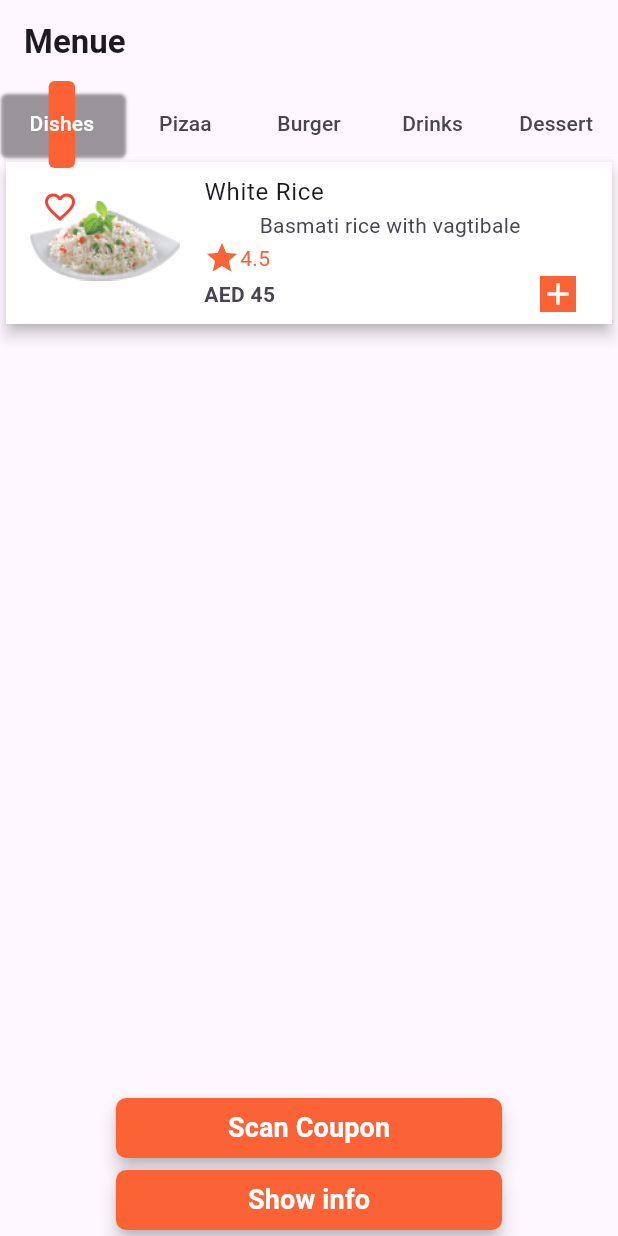
After one commit to Flutter-gg-1/Restaurant-Menu-app, a Flutter app: the screen it shows after launch, on a phone screen of 412 x 824 dp. The commit adds this screen. Run offline on Flutter 3.47's test engine with Material 3 defaults, Android fonts, the phone set to English and light mode, and no system bars.

Commit message:
add imgaes for the dishes

```diff
--- /dev/null
+++ b/lib/widget/burger.dart
@@ -0,0 +1,57 @@
+import 'package:flutter/material.dart';
+import 'package:flutter_application_1/const/color.dart';
+
+class Burger extends StatelessWidget {
+  const Burger({
+    super.key,
+  });
+
+  @override
+  Widget build(BuildContext context) {
+    return ListView(
+      children: [
+        Card(
+          elevation: 4,
+          color: Colors.white,
+          shape:
+              RoundedRectangleBorder(borderRadius: BorderRadius.circular(0.0)),
+          child: ListTile(
+            leading: SizedBox(
+              height: 100,
+              width: 100,
+              child: Badge(
+                  alignment: Alignment.topLeft,
+                  backgroundColor: const Color.fromARGB(0, 244, 67, 54),
+                  label: const Icon(color: Colors.red, Icons.favorite_border),
+                  child: Image.asset("assets/burger.png")),
+            ),
+            title: const Text("Cheese Burger"),
+            subtitle: Column(
+              children: [
+                const Text("Bacon Cheeseburger"),
+                Row(
+                  mainAxisAlignment: MainAxisAlignment.start,
+                  children: [
+                    Icon(color: orange, Icons.star),
+                    Text(style: TextStyle(color: orange), "5.0")
+                  ],
+                ),
+                Row(
+                  mainAxisAlignment: MainAxisAlignment.spaceBetween,
+                  children: [
+                    const Text(
+                        style: TextStyle(fontWeight: FontWeight.bold),
+                        "AED 55.9"),
+                    Container(
+                        color: orange,
+                        child: const Icon(color: Colors.white, Icons.add))
+                  ],
+                )
+              ],
+            ),
+          ),
+        ),
+      ],
+    );
+  }
+}
--- /dev/null
+++ b/lib/widget/dishes.dart
@@ -0,0 +1,58 @@
+
+import 'package:flutter/material.dart';
+import 'package:flutter_application_1/const/color.dart';
+
+class Dishes extends StatelessWidget {
+  const Dishes({
+    super.key,
+  });
+
+  @override
+  Widget build(BuildContext context) {
+    return ListView(
+      children: [
+        Card(
+          elevation: 4,
+          color: Colors.white,
+          shape:
+              RoundedRectangleBorder(borderRadius: BorderRadius.circular(0.0)),
+          child: ListTile(
+            leading: SizedBox(
+              height: 100,
+              width: 100,
+              child: Badge(
+                  alignment: Alignment.topLeft,
+                  backgroundColor: const Color.fromARGB(0, 244, 67, 54),
+                  label: const Icon(color: Colors.red, Icons.favorite_border),
+                  child: Image.asset("assets/rice.jpg")),
+            ),
+            title: const Text("White Rice"),
+            subtitle: Column(
+              children: [
+                const Text("Basmati rice with vagtibale"),
+                Row(
+                  mainAxisAlignment: MainAxisAlignment.start,
+                  children: [
+                    Icon(color: orange, Icons.star),
+                    Text(style: TextStyle(color: orange), "4.5")
+                  ],
+                ),
+                Row(
+                  mainAxisAlignment: MainAxisAlignment.spaceBetween,
+                  children: [
+                    const Text(
+                        style: TextStyle(fontWeight: FontWeight.bold),
+                        "AED 45"),
+                    Container(
+                        color: orange,
+                        child: const Icon(color: Colors.white, Icons.add))
+                  ],
+                )
+              ],
+            ),
+          ),
+        ),
+      ],
+    );
+  }
+}
```
Also changed, not shown: lib/src/home_page.dart (+10 -115 lines), lib/widget/cake.dart (added, +58 -0 lines), lib/widget/drinks.dart (added, +57 -0 lines), lib/widget/pizza.dart (added, +58 -0 lines), assets/burger.png (added), assets/cake.jpg (added), assets/cok.jpg (added), assets/pizza.jpg (added), assets/rice.jpg (added).
